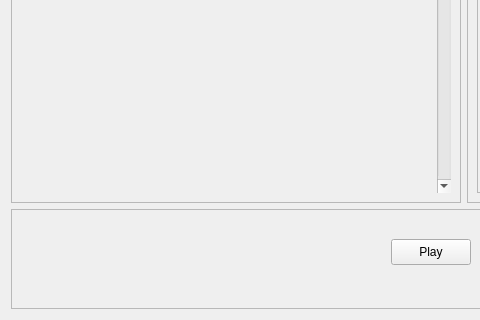
The window that SoundDrive/main.ui (Nmstr/SoundDrive) describes before a commit, drawn with Qt 5; both pictures show x 0 to 480 and y 481 to 801 of the 1280 by 801 pixel window.
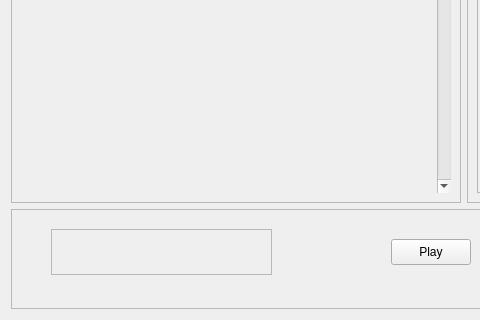
The same window after the commit.

Commit message: implemented time slider

```diff
--- a/SoundDrive/main.ui
+++ b/SoundDrive/main.ui
@@ -198,6 +198,23 @@
        <string>Add Songs</string>
       </property>
      </widget>
+     <widget class="QFrame" name="time_slider_container">
+      <property name="geometry">
+       <rect>
+        <x>40</x>
+        <y>20</y>
+        <width>221</width>
+        <height>46</height>
+       </rect>
+      </property>
+      <property name="frameShape">
+       <enum>QFrame::Shape::StyledPanel</enum>
+      </property>
+      <property name="frameShadow">
+       <enum>QFrame::Shadow::Raised</enum>
+      </property>
+      <layout class="QHBoxLayout" name="horizontalLayout_3"/>
+     </widget>
     </widget>
    </item>
    <item row="1" column="1" colspan="2">
```
The commit also changes 4 other files.
